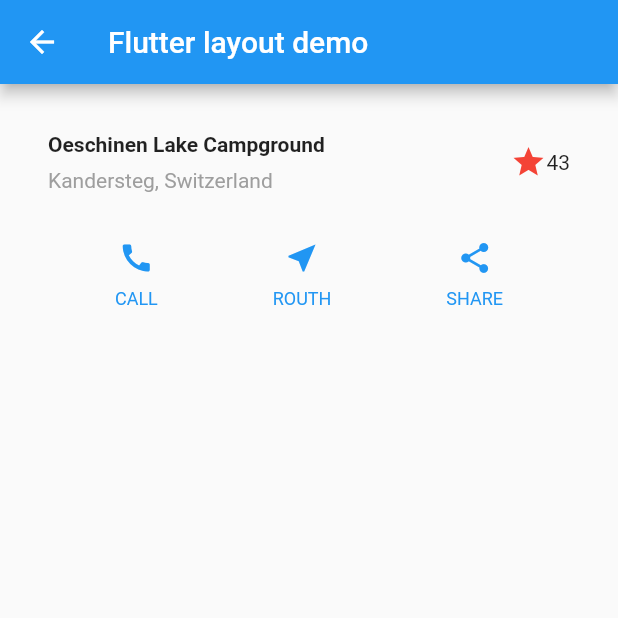
After one commit to JooOwl/Flutter_My_Study, a Flutter app: the LayOut_List screen opened directly, after a tap on "LayOut 03", on a phone screen of 412 x 824 dp, the top half of it. The commit adds this screen. Run offline on Flutter 3.47's test engine with Material 2 defaults, Android fonts, the phone set to English and light mode, and no system bars; our stand-ins replace contacts_service, geolocator, permission_handler.

Commit message:
테스트 추가.

```diff
--- /dev/null
+++ b/samplecode/lib/LayOut_Tuto/layout_01.dart
@@ -0,0 +1,33 @@
+import 'package:flutter/material.dart';
+
+class layout_01 extends StatelessWidget {
+  @override
+  Widget build(BuildContext context) {
+    return Align(
+      alignment: Alignment.topLeft, // 정렬을 어떻게 할껀지 정하는거.
+      child: SafeArea( // safearea 설정.
+        //left: true,
+        //top: false,
+        //right: true,
+        //bottom: true,
+        child: layout_01View(), // safearea 안에 들어가는 내용.
+      ),
+    );
+  }
+}
+
+class layout_01View extends StatelessWidget {
+  @override
+  Widget build(BuildContext context) {
+
+    // 매트리얼앱을 생성하여 반환
+    return Scaffold(
+      appBar: AppBar(
+        title: Text("Flutter layout demo"),
+      ),
+      body: Center(
+        child: Text("Hello World"),
+      ),
+    );
+  }
+}
--- /dev/null
+++ b/samplecode/lib/LayOut_Tuto/layout_03.dart
@@ -0,0 +1,131 @@
+import 'package:flutter/material.dart';
+
+class layout_03 extends StatelessWidget {
+  @override
+  Widget build(BuildContext context) {
+    return Align(
+      alignment: Alignment.topLeft, // 정렬을 어떻게 할껀지 정하는거.
+      child: SafeArea(
+        // safearea 설정.
+        //left: true,
+        //top: false,
+        //right: true,
+        //bottom: true,
+        child: layout_03_View(), // safearea 안에 들어가는 내용.
+      ),
+    );
+  }
+}
+
+class layout_03_View extends StatelessWidget {
+  @override
+  Widget build(BuildContext context) {
+    // 본 앱의 테마의 대표색상을 필드에 저장
+    Color color = Theme
+        .of(context)
+        .primaryColor;
+
+    // 버튼 로우 구성을 위한 컨테이너 위젯
+    Widget buttonSection = Container(
+      child: Row(
+        // 로우를 자식으로 가짐
+        mainAxisAlignment: MainAxisAlignment.spaceEvenly,
+        // 자식들이 여유 공간을 공편하게 나눠가짐
+        children: <Widget>[
+          // 세개의 위젯들을 자식들로 가짐
+          _buildButtonColumn(color, Icons.call, 'CALL'),
+          _buildButtonColumn(color, Icons.near_me, 'ROUTH'),
+          _buildButtonColumn(color, Icons.share, 'SHARE')
+        ],
+      ),
+    );
+
+    return Scaffold(appBar: AppBar(
+      title: Text("Flutter layout demo"),
+    ),
+      // 기존 body 삭제
+      // body: Center(
+      // child: Text("Hello World"),
+      // ),
+      // 새로운 body 선언
+      body: Column( // 컬럼으로 교체
+        // 자식들을 추가
+        children: <Widget>[
+          titleSection, // titleSection 컨테이너 추가
+          buttonSection, // buttonSection 컨테이너 추가
+        ],
+      ),
+    );
+  }
+
+  // 버튼과 텍스트로 구성된 컬럼을 생성하여 반환하는 함수
+  Column _buildButtonColumn(Color color, IconData icon, String label) {
+    // 컬럼을 생성하여 반환
+    return Column(
+      mainAxisSize: MainAxisSize.min, // 여유공간을 최소로 할당
+      mainAxisAlignment: MainAxisAlignment.center, // 가운데 정렬
+      // 컬럼의 자식들로 아이콘과 컨테이너를 등록
+      children: <Widget>[
+        Icon(
+          icon,
+          color: color,
+        ),
+        Container(
+          margin: const EdgeInsets.only(top: 8), // 컨테이너 상단에 8픽셀의 마진을 할당
+          child: Text(
+            // 텍스트 할당
+            label,
+            style: TextStyle(
+                fontSize: 12, fontWeight: FontWeight.w400, color: color),
+          ),
+        )
+      ],
+    );
+  }
+
+  // 컨테이터 위젯 구현
+  Widget titleSection = Container(
+    // 컨테이너 내부 상하좌우에 32픽셀만큼의 패딩 삽입
+    padding: const EdgeInsets.all(32),
+    // 자식으로 로우를 추가
+    child: Row(
+      // 로우에 위젯들(Expanded, Icon, Text)을 자식들로 추가
+      children: <Widget>[
+        // 첫번째 자식
+        Expanded(
+          // 첫번째 자식의 자식으로 컬럼 추가
+          child: Column(
+            crossAxisAlignment: CrossAxisAlignment.start, // 자식들을 왼쪽정렬로 배치함
+            // 컬럼의 자식들로 컨테이너와 텍스트를 추가
+            children: <Widget>[
+              // 컬럼의 첫번째 자식 컨테이너
+              Container(
+                padding: const EdgeInsets.only(bottom: 8),
+                // 컨테이너 내부 하단에 8픽셀만큼 패딩 삽입
+                child: Text(
+                  // 컨테이너의 자식으로 텍스트 삽입
+                  "Oeschinen Lake Campground",
+                  style: TextStyle(fontWeight: FontWeight.bold // 텍스트 강조 설정
+                  ),
+                ),
+              ),
+              // 컬럼의 두번째 자식으로 텍스트 삽입
+              Text(
+                'Kandersteg, Switzerland',
+                style: TextStyle(color: Colors.grey[500] // 텍스트의 색상을 설정
+                ),
+              )
+            ],
+          ),
+        ),
+        // 두번째 자식 아이콘
+        Icon(
+          Icons.star, // 별모양 아이콘 삽입
+          color: Colors.red[500], // 빨간색으로 설정
+        ),
+        // 세번째 자식
+        Text('43') // 텍스트 표시
+      ],
+    ),
+  );
+}
--- /dev/null
+++ b/samplecode/lib/LayOut_Tuto/layout_list.dart
@@ -0,0 +1,50 @@
+import 'package:flutter/material.dart';
+import 'package:owlallsample/LayOut_Tuto/layout_01.dart';
+import 'package:owlallsample/LayOut_Tuto/layout_02.dart';
+import 'package:owlallsample/LayOut_Tuto/layout_03.dart';
+
+class LayOut_List extends StatelessWidget {
+  // Global Key of Scaffold
+  final scaffoldKey = GlobalKey<ScaffoldState>();
+
+  @override
+  Widget build(BuildContext context) {
+    return Scaffold(
+        key: scaffoldKey,
+        appBar: AppBar(title: Text("LayOut Root Page")),
+        body: Center(
+          child: Column(
+            mainAxisAlignment: MainAxisAlignment.center,
+            children: <Widget>[
+              RaisedButton(
+                child: Text(
+                  "LayOut 01",
+                  style: TextStyle(fontSize: 20),
+                ),
+                onPressed:(){
+                  Navigator.of(context).push(MaterialPageRoute(builder: (_) => layout_01()));
+                },
+              ),
+              RaisedButton(
+                child: Text(
+                  "LayOut 02",
+                  style: TextStyle(fontSize: 20),
+                ),
+                onPressed:(){
+                  Navigator.of(context).push(MaterialPageRoute(builder: (_) => layout_02()));
+                },
+              ),
+              RaisedButton(
+                child: Text(
+                  "LayOut 03",
+                  style: TextStyle(fontSize: 20),
+                ),
+                onPressed:(){
+                  Navigator.of(context).push(MaterialPageRoute(builder: (_) => layout_03()));
+                },
+              ),
+            ],
+          ),
+        ));
+  }
+}
--- a/samplecode/pubspec.yaml
+++ b/samplecode/pubspec.yaml
@@ -14,6 +14,8 @@ dependencies:
 
   cupertino_icons: ^0.1.3
 
+  provider: ^1.6.1 #modal_bottom_sheet 예제를 위해 추가.
+
 dev_dependencies:
   flutter_test:
     sdk: flutter
```
Also changed, not shown: samplecode/lib/AlerDailogClass.dart (+8 -1 lines), samplecode/lib/LayOut_Tuto/layout_02.dart (added, +115 -0 lines), samplecode/lib/TextFieldPage/TextField_02.dart (+0 -12 lines), samplecode/lib/main.dart (+10 -3 lines).
